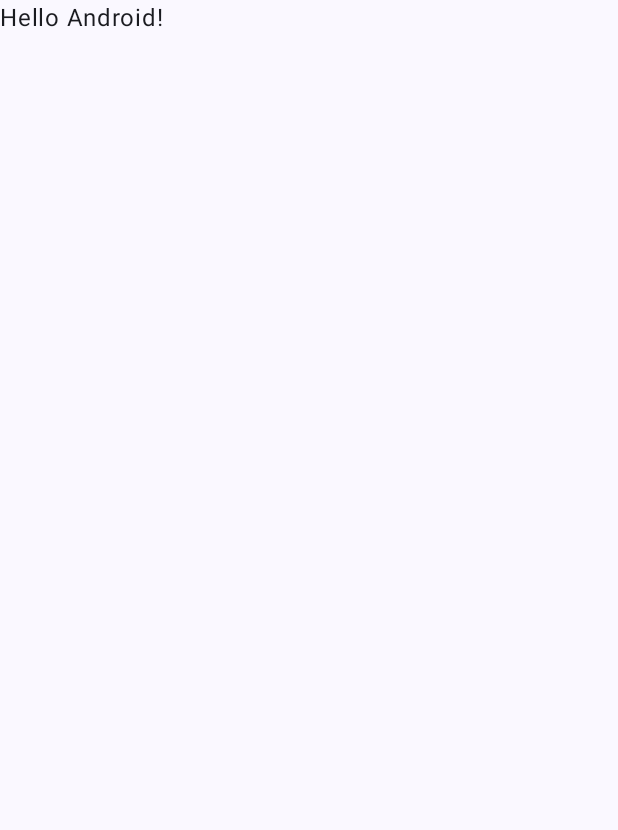
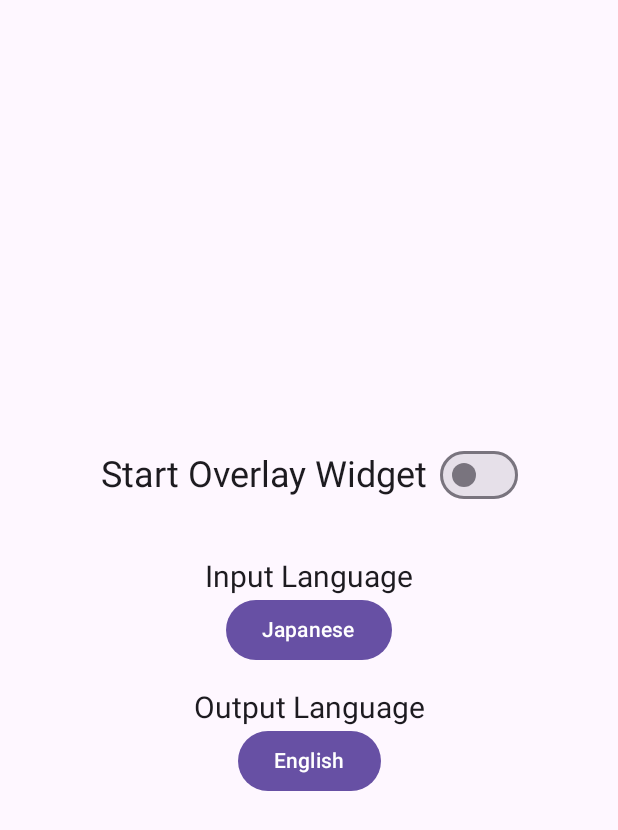
Before and after one commit to zhuazhuzz/MangaTranslator, an Android app built with Jetpack Compose: the screen it shows after launch (MainActivity), on a phone screen of 412 x 824 dp. Before the commit the part shown is almost empty. Shown: the top 830 px of the screen. Run offline under Robolectric (Android 15) with nearby library versions, the phone set to English and light mode, and no system bars.

Commit message:
added floating widget

```diff
--- a/app/build.gradle.kts
+++ b/app/build.gradle.kts
@@ -50,6 +50,11 @@ android {
 }
 
 dependencies {
+    implementation(libs.mlkit.text.recognition)
+    implementation(libs.mlkit.text.recognition.chinese)
+    implementation(libs.mlkit.text.recognition.japanese)
+    implementation(libs.mlkit.text.recognition.korean)
+    implementation(libs.mlkit.text.recognition.vietnamese)
 
     implementation(libs.androidx.core.ktx)
     implementation(libs.androidx.lifecycle.runtime.ktx)
--- a/app/src/main/AndroidManifest.xml
+++ b/app/src/main/AndroidManifest.xml
@@ -1,6 +1,7 @@
 <?xml version="1.0" encoding="utf-8"?>
 <manifest xmlns:android="http://schemas.android.com/apk/res/android"
     xmlns:tools="http://schemas.android.com/tools">
+    <uses-permission android:name="android.permission.SYSTEM_ALERT_WINDOW" />
 
     <application
         android:allowBackup="true"
@@ -12,6 +13,8 @@
         android:supportsRtl="true"
         android:theme="@style/Theme.MangaTranslator"
         tools:targetApi="31">
+        <service android:name=".ui.components.FloatingWidgetService" />
+
         <activity
             android:name=".MainActivity"
             android:exported="true"
--- a/app/src/main/java/com/example/mangatranslator/MainActivity.kt
+++ b/app/src/main/java/com/example/mangatranslator/MainActivity.kt
@@ -1,47 +1,27 @@
 package com.example.mangatranslator
+import android.content.Intent
+import com.example.mangatranslator.ui.components.SettingsPage
+
 
 import android.os.Bundle
 import androidx.activity.ComponentActivity
 import androidx.activity.compose.setContent
 import androidx.activity.enableEdgeToEdge
-import androidx.compose.foundation.layout.fillMaxSize
-import androidx.compose.foundation.layout.padding
-import androidx.compose.material3.Scaffold
-import androidx.compose.material3.Text
-import androidx.compose.runtime.Composable
-import androidx.compose.ui.Modifier
-import androidx.compose.ui.tooling.preview.Preview
-import com.example.mangatranslator.ui.theme.MangaTranslatorTheme
+import com.example.mangatranslator.ui.components.FloatingWidgetService
+
+
 
 class MainActivity : ComponentActivity() {
     override fun onCreate(savedInstanceState: Bundle?) {
         super.onCreate(savedInstanceState)
-        enableEdgeToEdge()
+        // enableEdgeToEdge()
         setContent {
-            MangaTranslatorTheme {
-                Scaffold(modifier = Modifier.fillMaxSize()) { innerPadding ->
-                    Greeting(
-                        name = "Android",
-                        modifier = Modifier.padding(innerPadding)
-                    )
-                }
-            }
+            SettingsPage(context = this)
         }
     }
-}
 
-@Composable
-fun Greeting(name: String, modifier: Modifier = Modifier) {
-    Text(
-        text = "Hello $name!",
-        modifier = modifier
-    )
-}
-
-@Preview(showBackground = true)
-@Composable
-fun GreetingPreview() {
-    MangaTranslatorTheme {
-        Greeting("Android")
+    override fun onDestroy() {
+        super.onDestroy()
+        stopService(Intent(this, FloatingWidgetService::class.java))
     }
 }
--- /dev/null
+++ b/app/src/main/java/com/example/mangatranslator/ui/components/SettingsPage.kt
@@ -0,0 +1,139 @@
+package com.example.mangatranslator.ui.components
+
+import android.content.Context
+import android.content.Intent
+import android.provider.Settings
+import android.view.WindowManager
+import android.widget.Toast
+import androidx.compose.foundation.layout.*
+import androidx.compose.material3.*
+import androidx.compose.runtime.*
+import androidx.compose.ui.Alignment
+import androidx.compose.ui.Modifier
+import androidx.compose.ui.unit.dp
+import androidx.compose.ui.unit.sp
+import androidx.compose.ui.platform.LocalContext
+
+@Composable
+fun SettingsPage(context: Context) {
+    var enableWidget by remember { mutableStateOf(false) }
+    var showInputDropdown by remember { mutableStateOf(false) }
+    var showOutputDropdown by remember { mutableStateOf(false) }
+    var selectedInputLanguage by remember { mutableStateOf("Japanese") }
+    var selectedOutputLanguage by remember { mutableStateOf("English") }
+
+    val inputLanguages = listOf("Chinese", "Korean", "Japanese", "Vietnamese")
+    val outputLanguages = listOf("English")
+
+    Surface(
+        modifier = Modifier.fillMaxSize(),
+        color = MaterialTheme.colorScheme.background
+    ) {
+        Column(
+            modifier = Modifier
+                .fillMaxSize()
+                .padding(16.dp),
+            verticalArrangement = Arrangement.Center,
+            horizontalAlignment = Alignment.CenterHorizontally
+        ) {
+            // Start Overlay Widget Switch Button
+            Row(
+                verticalAlignment = Alignment.CenterVertically,
+            ) {
+                Text(
+                    text = "Start Overlay Widget",
+                    fontSize = 24.sp
+                )
+                Spacer(modifier = Modifier.padding(start = 8.dp))
+                Switch(
+                    checked = enableWidget,
+                    onCheckedChange = { isChecked ->
+                        enableWidget = isChecked
+                        if (isChecked) {
+                            if (!canDrawOverlays(context)) {
+                                requestOverlayPermission(context)
+                            } else {
+                                context.startService(Intent(context, FloatingWidgetService::class.java))
+                            }
+                        } else {
+                            context.stopService(Intent(context, FloatingWidgetService::class.java))
+                        }
+                    }
+                )
+
+            }
+
+            Spacer(modifier = Modifier.height(32.dp))
+
+            // Input Language Dropdown
+            DropdownSelector(
+                label = "Input Language",
+                options = inputLanguages,
+                selectedOption = selectedInputLanguage,
+                onOptionSelected = { selectedInputLanguage = it },
+                isDropdownVisible = showInputDropdown,
+                onDropdownVisibilityChange = { showInputDropdown = it }
+            )
+
+            Spacer(modifier = Modifier.height(16.dp))
+
+            // Output Language Dropdown
+            DropdownSelector(
+                label = "Output Language",
+                options = outputLanguages,
+                selectedOption = selectedOutputLanguage,
+                onOptionSelected = { selectedOutputLanguage = it },
+                isDropdownVisible = showOutputDropdown,
+                onDropdownVisibilityChange = { showOutputDropdown = it }
+            )
+        }
+    }
+}
+
+@Composable
+fun DropdownSelector(
+    label: String,
+    options: List<String>,
+    selectedOption: String,
+    onOptionSelected: (String) -> Unit,
+    isDropdownVisible: Boolean,
+    onDropdownVisibilityChange: (Boolean) -> Unit
+) {
+    Column(
+        horizontalAlignment = Alignment.CenterHorizontally
+    )
+        {
+        Text(text = label, fontSize = 20.sp)
+        Box {
+            Button(onClick = { onDropdownVisibilityChange(true) }) {
+                Text(text = selectedOption)
+            }
+            DropdownMenu(
+                expanded = isDropdownVisible,
+                onDismissRequest = { onDropdownVisibilityChange(false) }
+            ) {
+                options.forEach { option ->
+                    DropdownMenuItem(
+                        text = { Text(option) },
+                        onClick = {
+                            onOptionSelected(option)
+                            onDropdownVisibilityChange(false)
+                        }
+                    )
+                }
+            }
+        }
+    }
+}
+
+fun canDrawOverlays(context: Context): Boolean {
+    return Settings.canDrawOverlays(context)
+}
+
+fun requestOverlayPermission(context: Context) {
+    val intent = Intent(
+        Settings.ACTION_MANAGE_OVERLAY_PERMISSION,
+        android.net.Uri.parse("package:${context.packageName}")
+    )
+    context.startActivity(intent)
+}
```
Also changed, not shown: app/src/main/java/com/example/mangatranslator/ui/components/FloatingWidgetService.kt (added, +86 -0 lines), app/src/main/res/drawable/circle_floating_widget.xml (added, +16 -0 lines), app/src/main/res/layout/floating_widget.xml (added, +9 -0 lines), gradle/libs.versions.toml (+8 -1 lines), gradle/wrapper/gradle-wrapper.properties.
